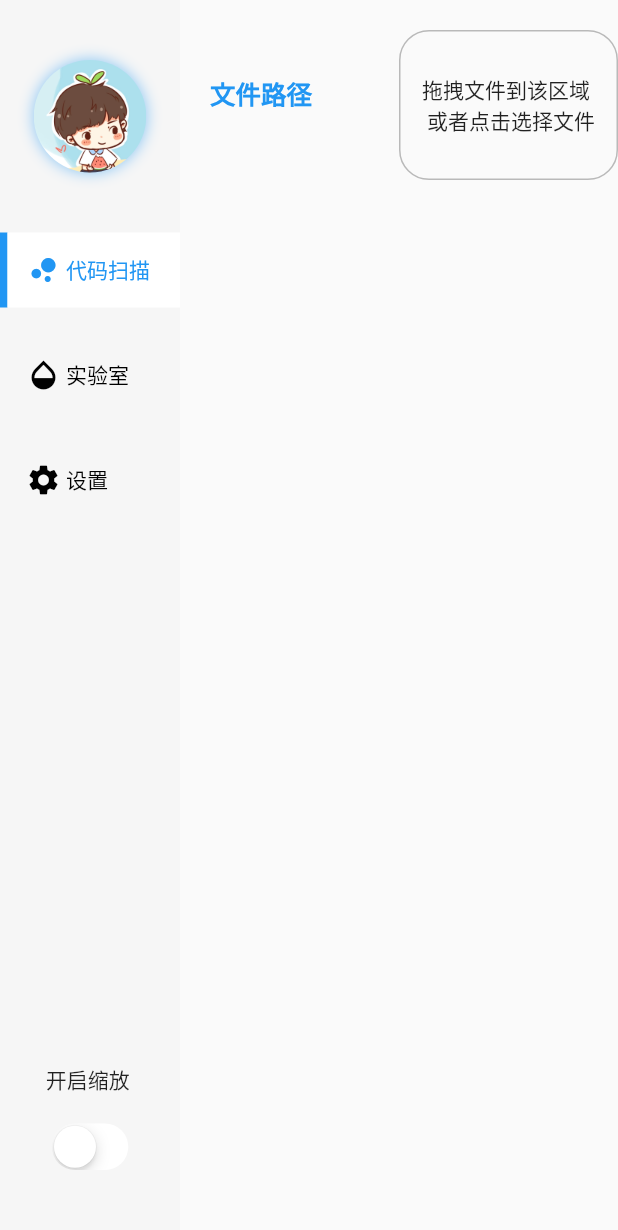
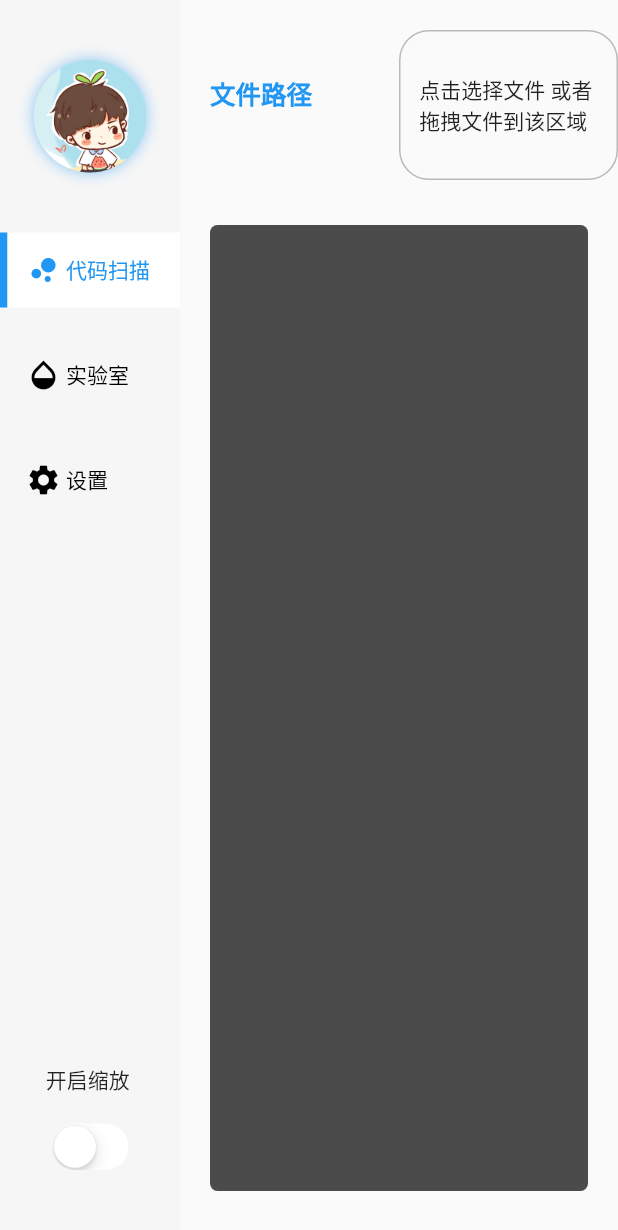
Before and after one commit to xdd666t/flutter_preview, a Flutter app: the screen it shows after launch, on a phone screen of 412 x 824 dp. Shown: the top 1230 px of the screen. Run offline on Flutter 3.47's test engine with Material 2 defaults, Android fonts, the phone set to English and light mode, and no system bars; our stand-ins replace file_picker, flutter_smart_dialog, get, logger; missing offline and left inert: dart:ffi, desktop_drop, flutter_rust_bridge, window_manager.

Commit message:
处理消息增加始终显示

```diff
--- a/code_helper/lib/module/code_scan/code_scan_state.dart
+++ b/code_helper/lib/module/code_scan/code_scan_state.dart
@@ -1,11 +1,20 @@
+import 'package:flutter/material.dart';
+import 'package:get/get.dart';
+
 class CodeScanState {
   late int count;
 
-  late String path;
+  late RxString path;
+
+  /// 操作信息
+  late RxList<String> operateInfoList;
+  late ScrollController infoController;
 
   CodeScanState() {
     this
       ..count = 0
-      ..path = "";
+      ..operateInfoList = RxList()
+      ..infoController = ScrollController()
+      ..path = "".obs;
   }
 }
--- a/code_helper/lib/module/code_scan/code_scan_view.dart
+++ b/code_helper/lib/module/code_scan/code_scan_view.dart
@@ -4,9 +4,12 @@ import 'package:desktop_drop/desktop_drop.dart';
 import 'package:flutter/material.dart';
 import 'package:get/get.dart';
 
+import '../../app/ui/custom_single_child_scroll_view.dart';
 import 'code_scan_logic.dart';
 
 part 'widget/select_file.dart';
+
+part 'widget/info_show.dart';
 
 class CodeScanPage extends StatelessWidget {
   const CodeScanPage({Key? key}) : super(key: key);
@@ -17,6 +20,7 @@ class CodeScanPage extends StatelessWidget {
     final state = Get.find<CodeScanLogic>().state;
 
     return Column(children: [
+      // 获取路径
       _SelectFile(
         data: state,
         //选择文件
@@ -24,6 +28,9 @@ class CodeScanPage extends StatelessWidget {
         //拖拽文件
         onDragFile: (DropDoneDetails details) => logic.onDragFile(details),
       ),
+
+      // 显示信息
+      Expanded(child: _InfoShow(data: state)),
     ]);
   }
 }
--- /dev/null
+++ b/code_helper/lib/module/code_scan/widget/info_show.dart
@@ -0,0 +1,40 @@
+part of '../code_scan_view.dart';
+
+class _InfoShow extends StatelessWidget {
+  const _InfoShow({
+    Key? key,
+    required this.data,
+  }) : super(key: key);
+
+  final CodeScanState data;
+
+  @override
+  Widget build(BuildContext context) {
+    return SelectionArea(
+      child: Container(
+        margin: const EdgeInsets.symmetric(horizontal: 20, vertical: 30),
+        padding: const EdgeInsets.all(10),
+        alignment: Alignment.topLeft,
+        decoration: BoxDecoration(
+          color: Colors.black.withOpacity(0.7),
+          borderRadius: BorderRadius.circular(5),
+        ),
+        child: Obx(() {
+          return ListView.builder(
+            itemCount: data.operateInfoList.length,
+            controller: data.infoController,
+            itemBuilder: (BuildContext context, int index) {
+              return Container(
+                padding: const EdgeInsets.symmetric(vertical: 6),
+                child: Text(
+                  data.operateInfoList[index],
+                  style: const TextStyle(color: Colors.white),
+                ),
+              );
+            },
+          );
+        }),
+      ),
+    );
+  }
+}
--- a/code_helper/lib/module/code_scan/widget/select_file.dart
+++ b/code_helper/lib/module/code_scan/widget/select_file.dart
@@ -29,8 +29,8 @@ class _SelectFile extends StatelessWidget {
     return Expanded(
       child: Container(
         margin: const EdgeInsets.symmetric(vertical: 20, horizontal: 20),
-        child: GetBuilder<CodeScanLogic>(builder: (logic) {
-          return Column(
+        child: Obx(
+          () => Column(
             crossAxisAlignment: CrossAxisAlignment.start,
             children: [
               const Text(
@@ -41,10 +41,10 @@ class _SelectFile extends StatelessWidget {
                   color: Colors.blue,
                 ),
               ),
-              SelectionArea(child: Text(data.path)),
+              SelectionArea(child: Text(data.path.value)),
             ],
-          );
-        }),
+          ),
+        ),
       ),
     );
   }
@@ -66,7 +66,7 @@ class _SelectFile extends StatelessWidget {
                 borderRadius: BorderRadius.circular(20),
               ),
               alignment: Alignment.center,
-              child: const Text("拖拽文件到该区域 \n 或者点击选择文件"),
+              child: const Text("点击选择文件 或者 \n拖拽文件到该区域"),
             ),
           ),
         ),
--- a/code_helper/pubspec.yaml
+++ b/code_helper/pubspec.yaml
@@ -14,6 +14,8 @@ dependencies:
   flutter:
     sdk: flutter
   cupertino_icons: ^1.0.2
+  # 多功能包: https://pub.dev/packages/intl
+  intl: 0.18.0
   # https://pub.dev/packages/flutter_rust_bridge
   flutter_rust_bridge: 1.51.0
   ffi: 2.0.1
@@ -29,6 +31,7 @@ dependencies:
   file_picker: 5.2.4
   # 拖拽文件获取路径:https://pub.dev/packages/desktop_drop
   desktop_drop: 0.4.0
+
 
 dev_dependencies:
   flutter_test:
```
Also changed, not shown: code_helper/lib/all/assets.dart (deleted, +0 -7 lines), code_helper/lib/app/ui/custom_single_child_scroll_view.dart (added, +29 -0 lines), code_helper/lib/module/code_scan/code_scan_logic.dart (+12 -3 lines).
